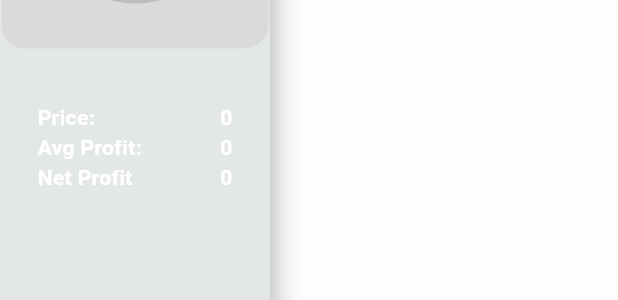
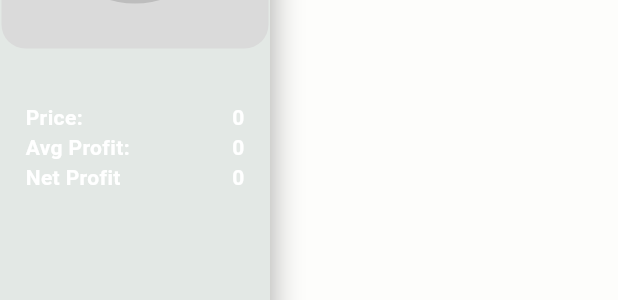
Before and after one commit to Oldsnak/kwt, a Flutter app: the ProductCardVertical widget shown alone on an empty page, opened directly with empty values, on a phone screen of 412 x 824 dp. Shown: the part 223-523 px from the top of the screen. Run offline on Flutter 3.47's test engine with Material 3 defaults, Android fonts, the light colour scheme and no system bars; drawn by our look-alikes of percent_indicator; our stand-ins replace curved_navigation_bar, device_info_plus, flutter_dotenv, get, iconsax_flutter, pdf and 5 more; missing offline and left inert: barcode, barcode_image, blue_thermal_printer, gallery_saver_plus, mobile_scanner; accounts and stored records are empty; network calls fail; Roboto replaces fonts that are missing (Poppins).

Commit message:
Lots of errors

```diff
--- a/lib/widgets/products/product_cards/product_card_vertical.dart
+++ b/lib/widgets/products/product_cards/product_card_vertical.dart
@@ -95,7 +95,7 @@ class ProductCardVertical extends StatelessWidget {
 
             /// ------------------ BOTTOM: Info rows ------------------
             Padding(
-              padding: EdgeInsets.symmetric(horizontal: SSizes.lg),
+              padding: EdgeInsets.symmetric(horizontal: SSizes.md),
               child: Column(
                 crossAxisAlignment: CrossAxisAlignment.center,
                 children: [
```
Also changed, not shown: lib/core/controllers/product_scan_controller.dart (line endings or trailing spaces), lib/core/services/sales_service.dart (line endings or trailing spaces).
